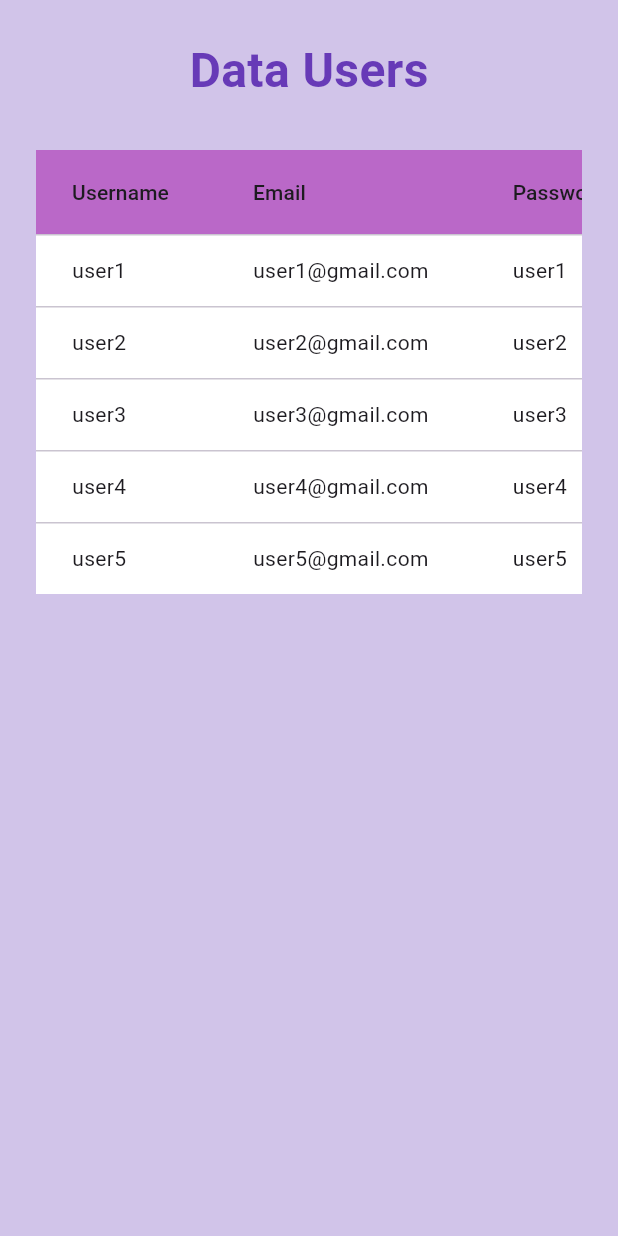
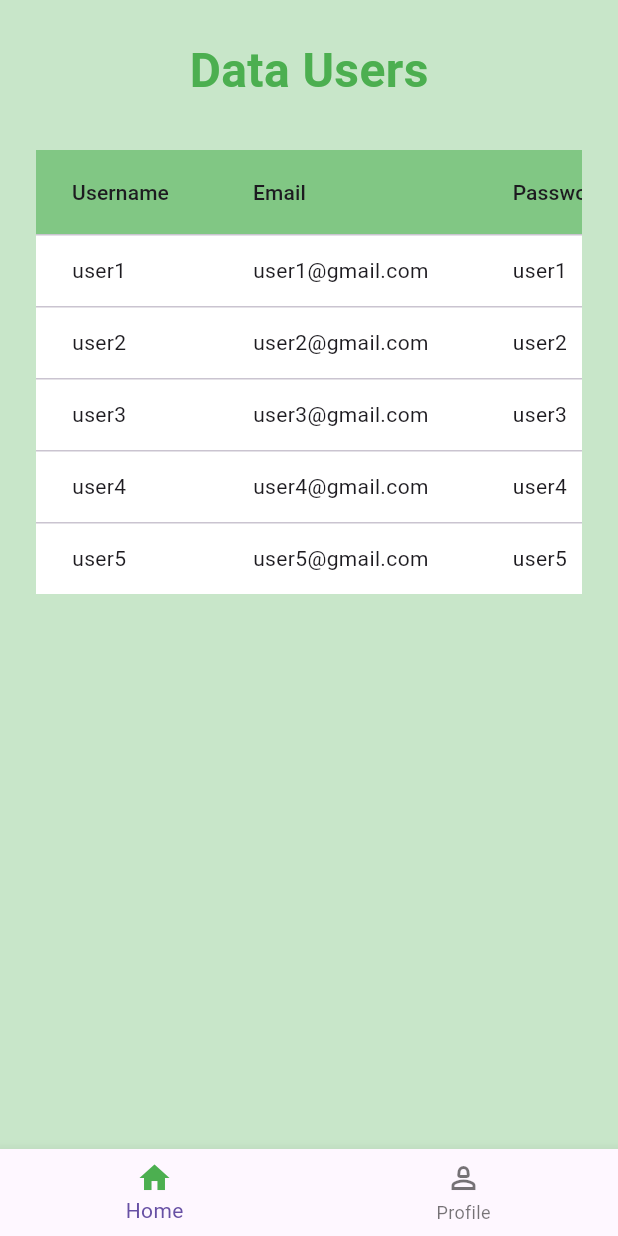
Before and after one commit to elmarosa/Mobile_Dart, a Flutter app: the Home screen opened by its route, on a phone screen of 412 x 824 dp. Run offline on Flutter 3.47's test engine with Material 3 defaults, Android fonts, the phone set to English and light mode, and no system bars.

Commit message:
Update home.dart

```diff
--- a/auth_app/lib/pages/home.dart
+++ b/auth_app/lib/pages/home.dart
@@ -6,7 +6,30 @@ class Home extends StatelessWidget {
   @override
   Widget build(BuildContext context) {
     return Scaffold(
-        backgroundColor: Colors.deepPurple[100],
+        bottomNavigationBar: BottomNavigationBar(
+          items: const [
+            BottomNavigationBarItem(
+              label: 'Home',
+              icon: Icon(Icons.home_outlined),
+              activeIcon: Icon(
+                Icons.home,
+                color: Colors.green,
+              ),
+            ),
+            BottomNavigationBarItem(
+              label: 'Profile',
+              icon: Icon(Icons.person_2_outlined),
+            ),
+          ],
+          currentIndex: 0, // Indeks tab saat aplikasi pertama kali dimulai
+          onTap: (index) {
+            if (index == 1) {
+              // Navigasi ke halaman profile jika tab Profile dipilih
+              Navigator.pushNamed(context, '/profile');
+            }
+          },
+        ),
+        backgroundColor: Colors.green[100],
         body: SingleChildScrollView(
           child: Center(
             child: Padding(
@@ -18,7 +41,7 @@ class Home extends StatelessWidget {
                     style: TextStyle(
                         fontSize: 32,
                         fontWeight: FontWeight.bold,
-                        color: Colors.deepPurple),
+                        color: Colors.green),
                   ),
                   const SizedBox(
                     height: 30,
@@ -27,7 +50,7 @@ class Home extends StatelessWidget {
                       scrollDirection: Axis.horizontal,
                       child: DataTable(
                           headingRowColor: MaterialStateColor.resolveWith(
-                              (states) => Colors.purple.shade300),
+                              (states) => Colors.green.shade300),
                           dataRowColor: MaterialStateColor.resolveWith(
                               (states) => Colors.white),
                           decoration: BoxDecoration(
```
